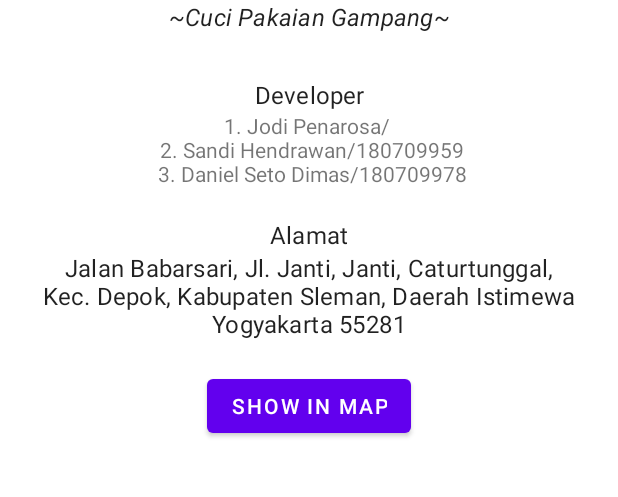
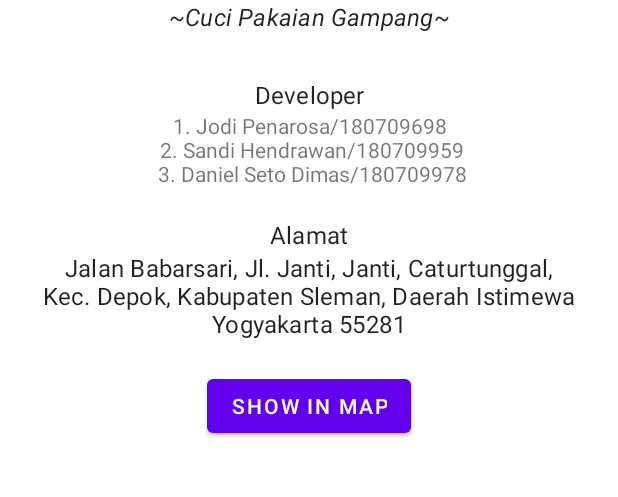
Before and after one commit to dimasdaniel209/PBP_UAS_B_KelB, an Android app: the fragment AboutUsFragment shown on its own in the app's theme, on a phone screen of 412 x 824 dp, the part 503-1000 px from its top. Run offline under Robolectric (Android 15) with nearby library versions, the light colour scheme and no system bars.

Commit message:
master_file

```diff
--- a/app/src/main/res/values/strings.xml
+++ b/app/src/main/res/values/strings.xml
@@ -8,7 +8,7 @@
     <string name="action_settings">Settings</string>
 
     <string name="dev">Developer</string>
-    <string name="devname">1. Jodi Penarosa/  \n
+    <string name="devname">1. Jodi Penarosa/180709698\n
                             2. Sandi Hendrawan/180709959\n
                             3. Daniel Seto Dimas/180709978</string>
     <string name="lbl_alamat">Alamat</string>
```
